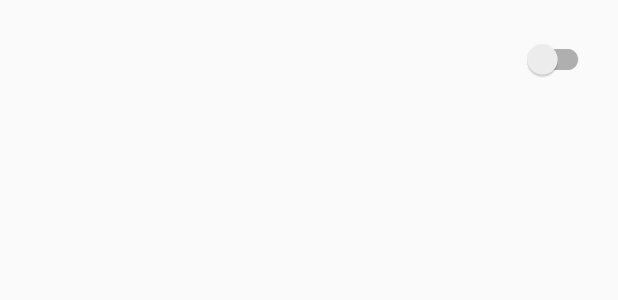
After one commit to Xaltos-Apps/Android-Scan-Barcode, an Android app: the layout switch_preference.xml on its own in the app's theme, with its tools: preview values and no code run, on a phone screen of 412 x 824 dp. The commit adds this screen. Shown: the top 300 px of the screen. Run offline under Robolectric (Android 15) with nearby library versions, the phone set to English and light mode, and no system bars.

Commit message:
SwitchPreference

```diff
--- /dev/null
+++ b/scanbarcode/src/main/res/layout/switch_preference.xml
@@ -0,0 +1,48 @@
+<?xml version="1.0" encoding="utf-8"?>
+<LinearLayout xmlns:android="http://schemas.android.com/apk/res/android"
+    android:layout_width="match_parent"
+    android:layout_height="wrap_content"
+    android:baselineAligned="false"
+    android:clipToPadding="false"
+    android:gravity="center_vertical"
+    android:minHeight="?attr/listPreferredItemHeightSmall"
+    android:paddingLeft="@dimen/activity_horizontal_margin"
+    android:paddingRight="@dimen/activity_horizontal_margin">
+
+    <RelativeLayout
+        android:layout_width="0dp"
+        android:layout_height="wrap_content"
+        android:layout_weight="1"
+        android:paddingBottom="16dp"
+        android:paddingTop="16dp">
+
+        <TextView
+            android:id="@android:id/title"
+            android:layout_width="wrap_content"
+            android:layout_height="wrap_content"
+            android:ellipsize="marquee"
+            android:singleLine="true"
+            android:textColor="@color/contents_text"
+            android:textSize="16sp" />
+
+        <TextView
+            android:id="@android:id/summary"
+            android:layout_width="wrap_content"
+            android:layout_height="wrap_content"
+            android:layout_alignLeft="@android:id/title"
+            android:layout_alignStart="@android:id/title"
+            android:layout_below="@android:id/title"
+            android:maxLines="2"
+            android:paddingTop="6dp"
+            android:textAppearance="?android:attr/textAppearanceSmall"
+            android:textColor="?android:attr/textColorSecondary"
+            android:textSize="14sp" />
+
+    </RelativeLayout>
+
+    <android.support.v7.widget.SwitchCompat
+        android:id="@android:id/checkbox"
+        android:theme="@style/SwitchCompatTheme"
+        android:layout_width="wrap_content"
+        android:layout_height="wrap_content" />
+</LinearLayout>
--- a/scanbarcode/src/main/res/values/colors.xml
+++ b/scanbarcode/src/main/res/values/colors.xml
@@ -20,6 +20,7 @@
     <color name="color_orange">#f38a32</color>
     <color name="color_blue">#1479b7</color>
     <color name="divider_grey">#e4e4e5</color>
+    <color name="switch_color">#009688</color>
 
     <array name="rect_color">
         <item>@color/color_blue</item>
--- a/scanbarcode/src/main/res/values/styles.xml
+++ b/scanbarcode/src/main/res/values/styles.xml
@@ -29,6 +29,10 @@
         </item>
         <item name="preferenceFragmentListStyle">@style/PreferenceFragmentList</item>
         <item name="android:textAppearanceLarge">@style/TextAppearance</item>
+    </style>
+
+    <style name="SwitchCompatTheme" >
+        <item name="colorControlActivated">@color/switch_color</item>
     </style>
 
     <style name="TextAppearance" parent="@android:style/TextAppearance">
--- a/scanbarcode/src/main/res/xml/barcode_external_preferences.xml
+++ b/scanbarcode/src/main/res/xml/barcode_external_preferences.xml
@@ -26,13 +26,15 @@
             android:title="@string/preferences_packet_scan_type" />
     </PreferenceCategory>
     <PreferenceCategory android:title="@string/zxing_preferences_actions_title">
-        <SwitchPreference
+        <CheckBoxPreference
             android:defaultValue="true"
             android:key="preferences_play_beep"
+            android:layout="@layout/switch_preference"
             android:title="@string/zxing_preferences_play_beep_title" />
-        <SwitchPreference
+        <CheckBoxPreference
             android:defaultValue="false"
             android:key="preferences_vibrate"
+            android:layout="@layout/switch_preference"
             android:title="@string/zxing_preferences_vibrate_title" />
     </PreferenceCategory>
 </PreferenceScreen>
```
Also changed, not shown: scanbarcode/src/main/res/xml/barcode_vision_preferences.xml (+8 -4 lines), scanbarcode/src/main/res/xml/barcode_zxing_preferences.xml (+30 -15 lines).
